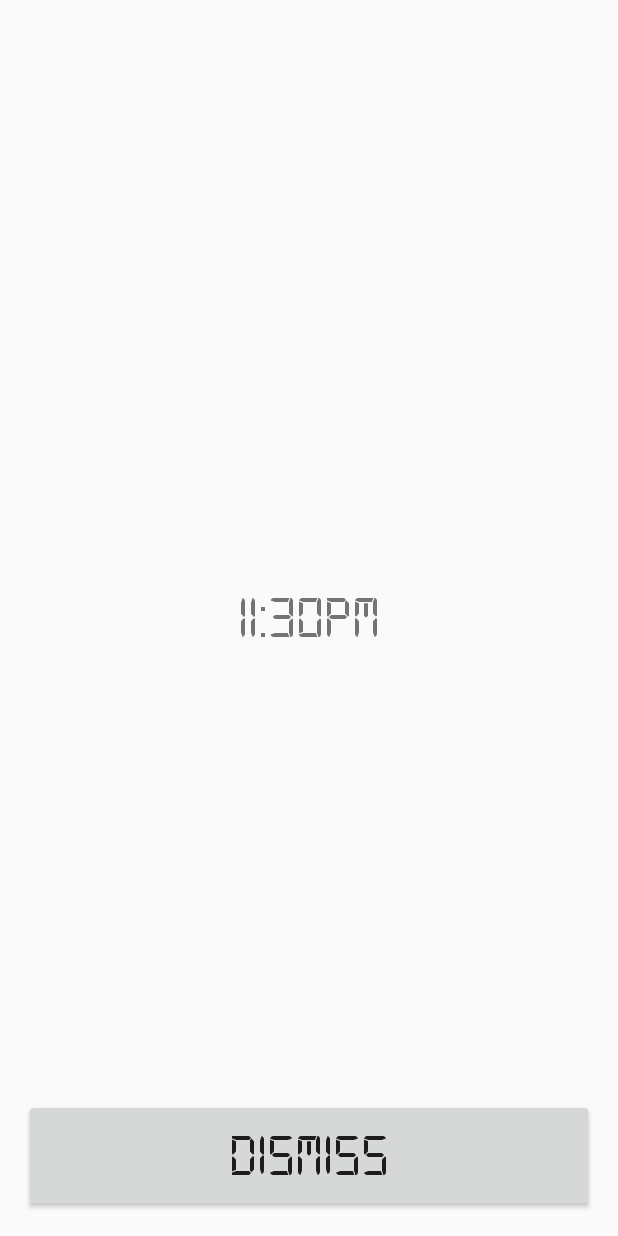
After one commit to rewin0087/battery-manager, an Android app: the layout activity_full_charged.xml on its own in the app's theme, with its tools: preview values and no code run, on a phone screen of 412 x 824 dp. The commit adds this screen. Run offline under Robolectric (Android 15) with nearby library versions, the phone set to English and light mode, and no system bars.

Commit message:
added charging and full charged activities

```diff
--- /dev/null
+++ b/app/src/main/res/layout/activity_full_charged.xml
@@ -0,0 +1,33 @@
+<RelativeLayout xmlns:android="http://schemas.android.com/apk/res/android"
+    xmlns:tools="http://schemas.android.com/tools"
+    android:layout_width="match_parent"
+    android:layout_height="match_parent" android:paddingLeft="@dimen/activity_horizontal_margin"
+    android:paddingRight="@dimen/activity_horizontal_margin"
+    android:paddingTop="@dimen/activity_vertical_margin"
+    android:paddingBottom="@dimen/activity_vertical_margin"
+    tools:context="com.battery_monitor.android.batterymonitor.activities.FullChargedActivity">
+
+    <FrameLayout
+        android:layout_width="match_parent"
+        android:layout_height="match_parent">
+
+        <TextView
+            android:id="@+id/datetime_text"
+            android:layout_gravity="center"
+            android:layout_width="wrap_content"
+            android:layout_height="wrap_content"
+            android:textSize="40sp"
+            android:text="11:30pm"/>
+
+        <Button
+            android:id="@+id/dismiss_button"
+            android:layout_width="match_parent"
+            android:layout_height="wrap_content"
+            android:layout_marginTop="20dp"
+            android:textSize="40sp"
+            android:padding="20dp"
+            android:layout_gravity="bottom"
+            android:text="Dismiss"/>
+        </FrameLayout>
+
+</RelativeLayout>
--- a/app/src/main/res/values/strings.xml
+++ b/app/src/main/res/values/strings.xml
@@ -6,5 +6,8 @@
     <string name="history_section">History</string>
     <string name="settings_section">Settings</string>
     <string name="action_settings">Settings</string>
+    <string name="title_activity_full_charged">Battery Full Charged</string>
+    <string name="hello_world">Hello world!</string>
+    <string name="title_activity_charging">Battery Charging</string>
 
 </resources>
--- a/app/src/main/res/values/styles.xml
+++ b/app/src/main/res/values/styles.xml
@@ -4,6 +4,9 @@
     <style name="AppTheme" parent="Theme.AppCompat.Light.DarkActionBar">
         <!-- Customize your theme here. -->
         <item name="android:typeface">monospace</item>
+        <item name="android:windowActionModeOverlay">true</item>
+        <item name="android:windowIsTranslucent">true</item>
+        <item name="android:backgroundDimEnabled">false</item>
     </style>
 
 </resources>
```
Also changed, not shown: app/src/main/AndroidManifest.xml (+34 -9 lines), app/src/main/java/com/battery_monitor/android/batterymonitor/activities/ChargingActivity.java (added, +18 -0 lines), app/src/main/java/com/battery_monitor/android/batterymonitor/activities/FullChargedActivity.java (added, +59 -0 lines), app/src/main/java/com/battery_monitor/android/batterymonitor/fragments/HomeFragment.java (+31 -3 lines), app/src/main/java/com/battery_monitor/android/batterymonitor/receivers/BatteryStatusReceiver.java (+7 -0 lines), app/src/main/java/com/battery_monitor/android/batterymonitor/utilities/ApplicationWindow.java (added, +52 -0 lines), app/src/main/java/com/battery_monitor/android/batterymonitor/utilities/Session.java (added, +105 -0 lines), app/src/main/res/layout/activity_charging.xml (added, +12 -0 lines), app/src/main/res/layout/home_fragment.xml (+26 -0 lines), app/src/main/res/menu/menu_charging.xml (added, +7 -0 lines), app/src/main/res/menu/menu_full_charged.xml (added, +7 -0 lines), 1 other file.
